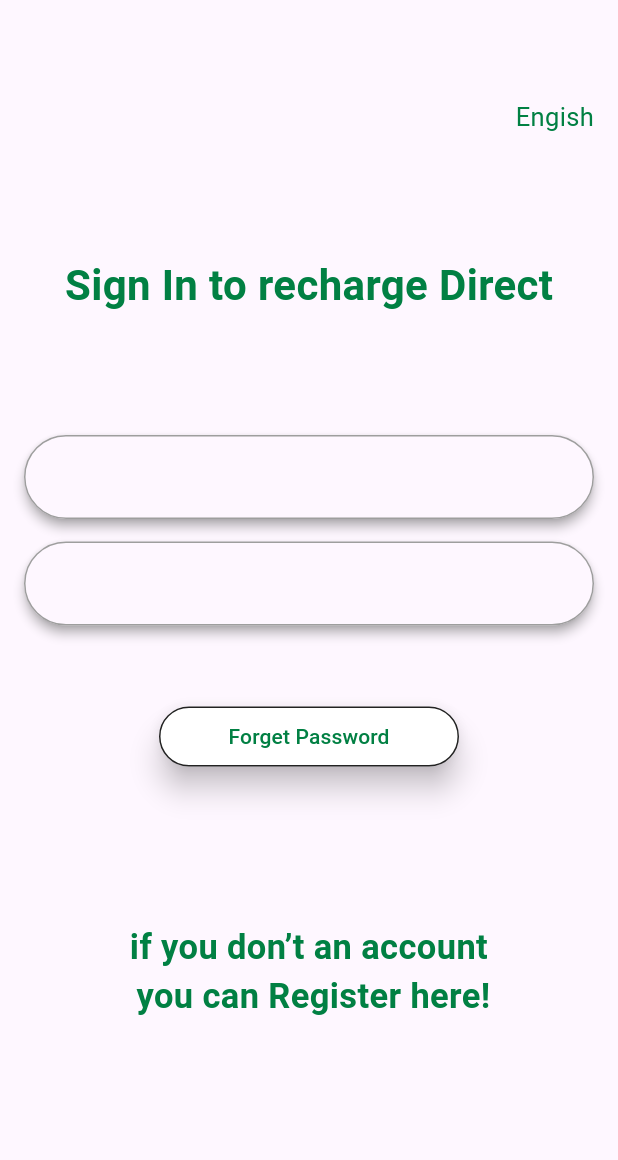
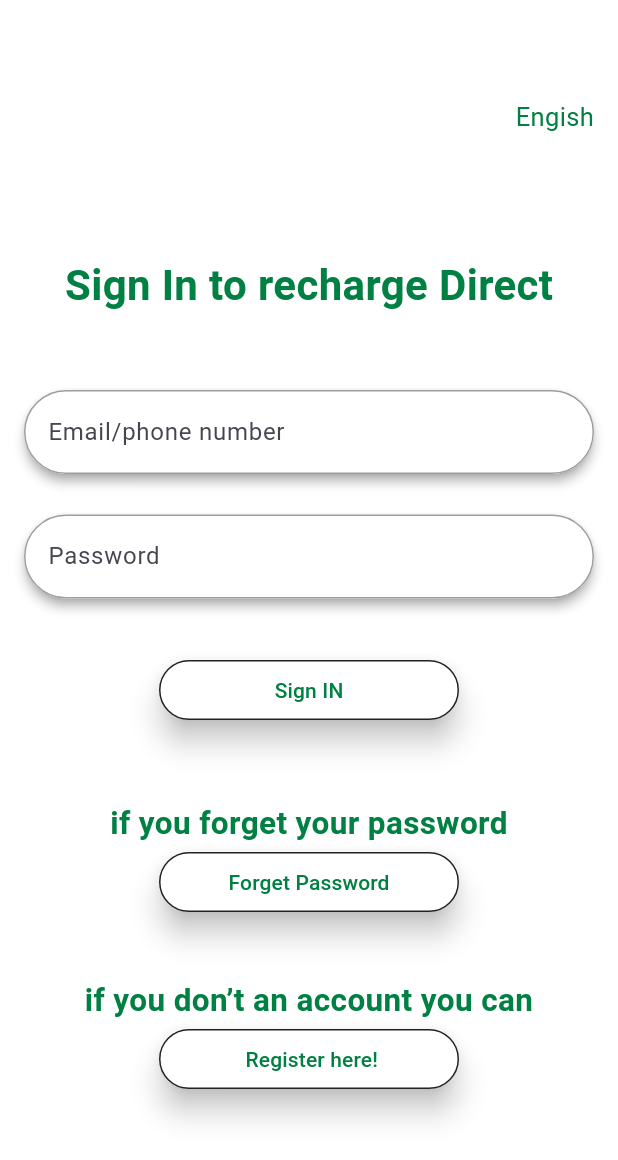
Before and after one commit to mohamed111120/sharqia-app, a Flutter app: the screen it shows after launch, after a tap on "Login", on a phone screen of 412 x 824 dp. Shown: the top 1160 px of the screen. Run offline on Flutter 3.47's test engine with Material 3 defaults, Android fonts, the phone set to English and light mode, and no system bars.

Commit message:
finish auth ui

```diff
--- a/lib/app.dart
+++ b/lib/app.dart
@@ -0,0 +1,18 @@
+
+import 'package:flutter/material.dart';
+
+import 'features/splash/view/splash_view.dart';
+
+class SharqiaApp extends StatelessWidget {
+  const SharqiaApp({super.key});
+
+  @override
+  Widget build(BuildContext context) {
+    return  MaterialApp(
+      theme: ThemeData(
+        scaffoldBackgroundColor: Colors.white
+      ),
+      home: SplashView() ,
+    );
+  }
+}
--- a/lib/core/constants/app_images.dart
+++ b/lib/core/constants/app_images.dart
@@ -2,6 +2,7 @@ class AppImages {
 
 
   static const splash = 'assets/images/splash.png';
+  static const correctCheck = 'assets/images/correct_check.png';
 
 
 }
--- a/lib/core/utils/custom_text_form_field.dart
+++ b/lib/core/utils/custom_text_form_field.dart
@@ -1,20 +1,27 @@
 import 'package:flutter/material.dart';
 
 class CustomTextFormField extends StatelessWidget {
-  const CustomTextFormField({super.key});
-
+  const CustomTextFormField({super.key, this.hintText});
+  final String? hintText;
   @override
   Widget build(BuildContext context) {
-    return Material(
+    return Padding(
+      padding: const EdgeInsets.only(bottom: 12),
+      child: Material(
         elevation: 3,
         shadowColor: Colors.grey,
         borderRadius: BorderRadius.circular(30),
         child: TextFormField(
+
           decoration: InputDecoration(
+            hintText: hintText,
+            fillColor: Colors.white,
+            filled: true,
             enabledBorder: buildOutlineInputBorder(),
             focusedBorder: buildOutlineInputBorder(),
             disabledBorder: buildOutlineInputBorder(),
             border: buildOutlineInputBorder(),
+          ),
         ),
       ),
     );
@@ -22,6 +29,7 @@ class CustomTextFormField extends StatelessWidget {
 
   OutlineInputBorder buildOutlineInputBorder() {
     return OutlineInputBorder(
+
       borderRadius: BorderRadius.circular(30),
       borderSide: const BorderSide(
         color: Colors.grey,
--- a/lib/features/auth/view/sign_in_view.dart
+++ b/lib/features/auth/view/sign_in_view.dart
@@ -1,6 +1,8 @@
 import 'package:flutter/material.dart';
 import 'package:sharqia_app/core/constants/app_colors.dart';
 import 'package:sharqia_app/core/utils/custom_button.dart';
+import 'package:sharqia_app/features/auth/view/widgets/sign_in_frist_section.dart';
+import 'package:sharqia_app/features/auth/view/widgets/sign_in_second_section.dart';
 
 import '../../../core/utils/custom_text_form_field.dart';
 
@@ -14,54 +16,9 @@ class SignInView extends StatelessWidget {
       padding: EdgeInsets.all(16),
       child: Column(
         children: [
-          SizedBox(
-            height: 50,
-          ),
-          Row(
-            mainAxisAlignment: MainAxisAlignment.end,
-            children: [
-              Text(
-                'Engish',
-                style: TextStyle(color: AppColors.primary, fontSize: 17),
-              ),
-            ],
-          ),
-          SizedBox(
-            height: 80,
-          ),
-          Text(
-            'Sign In to recharge Direct',
-            style: TextStyle(
-                color: AppColors.primary,
-                fontSize: 28,
-                fontWeight: FontWeight.w600),
-          ),
-          SizedBox(
-            height: 80,
-          ),
-          CustomTextFormField(),
-          SizedBox(
-            height: 15,
-          ),
-          CustomTextFormField(),
-          SizedBox(
-            height: 50,
-          ),
-          CustomButton(text: 'Forget Password'),
-          SizedBox(
-            height: 100,
-          ),
-          Text(
-            textAlign: TextAlign.center,
-            'if you don’t an account \n you can Register here!',
-            style: TextStyle(
-                color: AppColors.primary,
-                fontSize: 23,
-                fontWeight: FontWeight.w600,
-
-            ),
-          ),
-
+          SignInFristSection(),
+          SizedBox(height: 50,),
+          SignInSecondSection(),
         ],
       ),
     ));
--- /dev/null
+++ b/lib/features/auth/view/widgets/sign_in_frist_section.dart
@@ -0,0 +1,51 @@
+import 'package:flutter/material.dart';
+
+import '../../../../core/constants/app_colors.dart';
+import '../../../../core/utils/custom_button.dart';
+import '../../../../core/utils/custom_text_form_field.dart';
+
+class SignInFristSection extends StatelessWidget {
+  const SignInFristSection({super.key});
+
+  @override
+  Widget build(BuildContext context) {
+    return const Column(
+      children: [
+        SizedBox(
+          height: 50,
+        ),
+        Row(
+          mainAxisAlignment: MainAxisAlignment.end,
+          children: [
+            Text(
+              'Engish',
+              style: TextStyle(color: AppColors.primary, fontSize: 17),
+            ),
+          ],
+        ),
+        SizedBox(
+          height: 80,
+        ),
+        Text(
+          'Sign In to recharge Direct',
+          style: TextStyle(
+              color: AppColors.primary,
+              fontSize: 28,
+              fontWeight: FontWeight.w600),
+        ),
+        SizedBox(
+          height: 50,
+        ),
+        CustomTextFormField(hintText: 'Email/phone number ',),
+        SizedBox(
+          height: 15,
+        ),
+        CustomTextFormField(hintText: 'Password',),
+        SizedBox(
+          height: 25,
+        ),
+        CustomButton(text: 'Sign IN'),
+      ],
+    );
+  }
+}
--- /dev/null
+++ b/lib/features/auth/view/widgets/sign_in_second_section.dart
@@ -0,0 +1,42 @@
+import 'package:flutter/material.dart';
+import 'package:sharqia_app/features/auth/view/sign_up_view.dart';
+
+import '../../../../core/constants/app_colors.dart';
+import '../../../../core/utils/custom_button.dart';
+
+class SignInSecondSection extends StatelessWidget {
+  const SignInSecondSection({super.key});
+
+  @override
+  Widget build(BuildContext context) {
+    return  Column(
+      children: [
+        const Text(
+          textAlign: TextAlign.center,
+          'if you forget your password',
+          style: TextStyle(
+            color: AppColors.primary,
+            fontSize: 21,
+            fontWeight: FontWeight.w600,
+          ),
+        ),
+        const CustomButton(text: 'Forget Password'),
+        const SizedBox(
+          height: 40,
+        ),
+        const Text(
+          textAlign: TextAlign.center,
+          'if you don’t an account you can',
+          style: TextStyle(
+            color: AppColors.primary,
+            fontSize: 21,
+            fontWeight: FontWeight.w600,
+          ),
+        ),
+        CustomButton(text: ' Register here!',onPressed: () {
+          Navigator.push(context, MaterialPageRoute(builder: (context) => const SignUpView(),));
+        },),
+      ],
+    );
+  }
+}
--- /dev/null
+++ b/lib/features/auth/view/widgets/sign_up_form_section.dart
@@ -0,0 +1,23 @@
+import 'package:flutter/material.dart';
+
+import '../../../../core/utils/custom_text_form_field.dart';
+
+class SignUpFormSection extends StatelessWidget {
+  const SignUpFormSection({
+    super.key,
+  });
+
+  @override
+  Widget build(BuildContext context) {
+    return Column(children: [
+      CustomTextFormField(hintText: 'Enter your name',),
+      CustomTextFormField(hintText: 'Last name'),
+      CustomTextFormField(hintText: 'Email/phone number',),
+      CustomTextFormField(hintText: 'Password',),
+      CustomTextFormField(hintText: 'Confirm Password',),
+      CustomTextFormField(hintText: 'gender',),
+      CustomTextFormField(hintText: 'date of birth',),
+      CustomTextFormField(hintText: 'Nationality',),
+    ],);
+  }
+}
--- a/lib/main.dart
+++ b/lib/main.dart
@@ -1,18 +1,8 @@
 import 'package:flutter/material.dart';
 
+import 'app.dart';
 import 'features/splash/view/splash_view.dart';
 
 void main() {
   runApp(const SharqiaApp());
 }
-
-class SharqiaApp extends StatelessWidget {
-  const SharqiaApp({super.key});
-
-  @override
-  Widget build(BuildContext context) {
-    return const MaterialApp(
-      home:SplashView() ,
-    );
-  }
-}
```
Also changed, not shown: lib/features/auth/view/sign_up_view.dart (added, +66 -0 lines), lib/features/auth/view/widgets/success_sign_view.dart (added, +27 -0 lines), assets/images/correct_check.png (added), pubspec.lock, 1 other file. Lines whose indentation alone changed are shown as unchanged.
